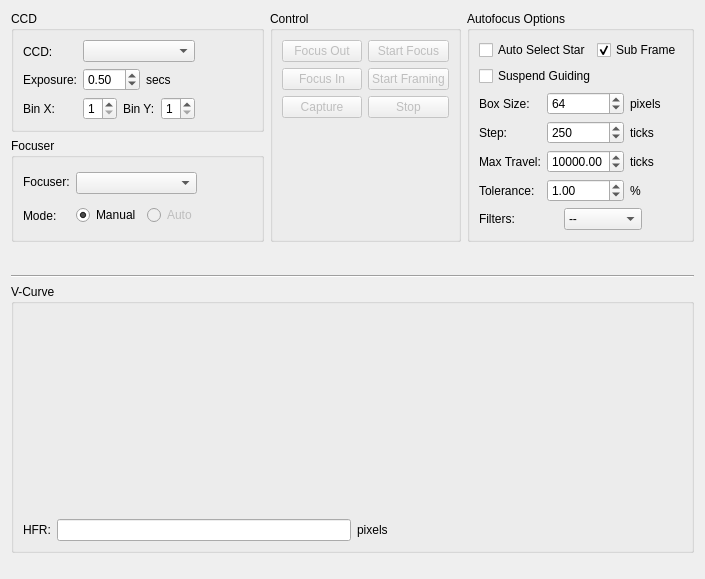
The window that kstars/ekos/focus.ui (KDE/kstars) describes before a commit, drawn with Qt 5.
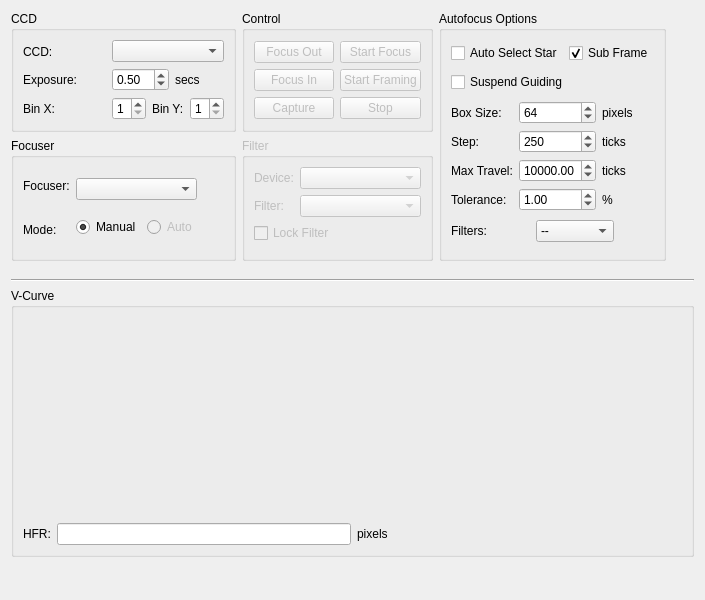
The same window after the commit. Custom widgets are drawn as their Qt base class.

Commit message: Support lock filter in autofocus routine

Diff of the .ui file:
```diff
--- a/kstars/ekos/focus.ui
+++ b/kstars/ekos/focus.ui
@@ -7,16 +7,16 @@
     <x>0</x>
     <y>0</y>
     <width>705</width>
-    <height>579</height>
+    <height>600</height>
    </rect>
   </property>
-  <layout class="QVBoxLayout" name="verticalLayout_7">
+  <layout class="QVBoxLayout" name="verticalLayout_6">
    <item>
-    <layout class="QHBoxLayout" name="horizontalLayout_9">
+    <layout class="QHBoxLayout" name="horizontalLayout_10">
      <item>
-      <layout class="QVBoxLayout" name="verticalLayout_6">
-       <item>
-        <widget class="QGroupBox" name="groupBox_5">
+      <layout class="QGridLayout" name="gridLayout_3">
+       <item row="0" column="0">
+        <widget class="QGroupBox" name="ccdGroup">
          <property name="title">
           <string>CCD</string>
          </property>
@@ -55,7 +55,7 @@
           <item>
            <layout class="QVBoxLayout" name="verticalLayout_2">
             <item>
-             <widget class="KComboBox" name="CCDCaptureCombo"/>
+             <widget class="QComboBox" name="CCDCaptureCombo"/>
             </item>
             <item>
              <layout class="QHBoxLayout" name="horizontalLayout_3">
@@ -135,28 +135,88 @@
             </item>
            </layout>
           </item>
+         </layout>
+        </widget>
+       </item>
+       <item row="0" column="1">
+        <widget class="QGroupBox" name="controlGroup">
+         <property name="title">
+          <string>Control</string>
+         </property>
+         <layout class="QVBoxLayout" name="verticalLayout_4">
           <item>
-           <spacer name="horizontalSpacer_4">
-            <property name="orientation">
-             <enum>Qt::Horizontal</enum>
-            </property>
-            <property name="sizeHint" stdset="0">
-             <size>
-              <width>91</width>
-              <height>20</height>
-             </size>
-            </property>
-           </spacer>
+           <layout class="QGridLayout" name="gridLayout_2">
+            <item row="0" column="0">
+             <widget class="QPushButton" name="focusOutB">
+              <property name="enabled">
+               <bool>false</bool>
+              </property>
+              <property name="text">
+               <string>Focus Out</string>
+              </property>
+             </widget>
+            </item>
+            <item row="0" column="1">
+             <widget class="QPushButton" name="startFocusB">
+              <property name="enabled">
+               <bool>false</bool>
+              </property>
+              <property name="text">
+               <string>Start Focus</string>
+              </property>
+             </widget>
+            </item>
+            <item row="1" column="0">
+             <widget class="QPushButton" name="focusInB">
+              <property name="enabled">
+               <bool>false</bool>
+              </property>
+              <property name="text">
+               <string>Focus In</string>
+              </property>
+             </widget>
+            </item>
+            <item row="1" column="1">
+             <widget class="QPushButton" name="startLoopB">
+              <property name="enabled">
+               <bool>false</bool>
+              </property>
+              <property name="text">
+               <string>Start Framing</string>
+              </property>
+             </widget>
+            </item>
+            <item row="2" column="0">
+             <widget class="QPushButton" name="captureB">
+              <property name="enabled">
+               <bool>false</bool>
+              </property>
+              <property name="text">
+               <string>Capture</string>
+              </property>
+             </widget>
+            </item>
+            <item row="2" column="1">
+             <widget class="QPushButton" name="stopFocusB">
+              <property name="enabled">
+               <bool>false</bool>
+              </property>
+              <property name="text">
+               <string>Stop</string>
+              </property>
+             </widget>
+            </item>
+           </layout>
           </item>
          </layout>
         </widget>
        </item>
-       <item>
-        <widget class="QGroupBox" name="groupBox_6">
+       <item row="1" column="0">
+        <widget class="QGroupBox" name="focuserGroup">
          <property name="title">
           <string>Focuser</string>
          </property>
-         <layout class="QHBoxLayout" name="horizontalLayout_10">
+         <layout class="QHBoxLayout" name="horizontalLayout_9">
           <item>
            <layout class="QVBoxLayout" name="verticalLayout_8">
             <item>
@@ -178,7 +238,7 @@
           <item>
            <layout class="QVBoxLayout" name="verticalLayout_9">
             <item>
-             <widget class="KComboBox" name="focuserCombo"/>
+             <widget class="QComboBox" name="focuserCombo"/>
             </item>
             <item>
              <layout class="QHBoxLayout" name="horizontalLayout_2">
@@ -207,13 +267,13 @@
            </layout>
           </item>
           <item>
-           <spacer name="horizontalSpacer_5">
+           <spacer name="horizontalSpacer_4">
             <property name="orientation">
              <enum>Qt::Horizontal</enum>
             </property>
             <property name="sizeHint" stdset="0">
              <size>
-              <width>79</width>
+              <width>40</width>
               <height>20</height>
              </size>
             </property>
@@ -222,94 +282,94 @@
          </layout>
         </widget>
        </item>
+       <item row="1" column="1">
+        <widget class="QGroupBox" name="filterGroup">
+         <property name="enabled">
+          <bool>false</bool>
+         </property>
+         <property name="sizePolicy">
+          <sizepolicy hsizetype="Preferred" vsizetype="Preferred">
+           <horstretch>0</horstretch>
+           <verstretch>0</verstretch>
+          </sizepolicy>
+         </property>
+         <property name="title">
+          <string>Filter</string>
+         </property>
+         <layout class="QVBoxLayout" name="verticalLayout_7">
+          <item>
+           <layout class="QHBoxLayout" name="horizontalLayout_11" stretch="0,1">
+            <item>
+             <layout class="QVBoxLayout" name="verticalLayout_10">
+              <item>
+               <widget class="QLabel" name="textLabel1_5_3">
+                <property name="toolTip">
+                 <string/>
+                </property>
+                <property name="whatsThis">
+                 <string/>
+                </property>
+                <property name="text">
+                 <string>Device:</string>
+                </property>
+               </widget>
+              </item>
+              <item>
+               <widget class="QLabel" name="textLabel1_2_3">
+                <property name="toolTip">
+                 <string>Number of images to capture</string>
+                </property>
+                <property name="whatsThis">
+                 <string/>
+                </property>
+                <property name="text">
+                 <string>Filter:</string>
+                </property>
+               </widget>
+              </item>
+             </layout>
+            </item>
+            <item>
+             <layout class="QVBoxLayout" name="verticalLayout_11">
+              <item>
+               <widget class="QComboBox" name="FilterCaptureCombo"/>
+              </item>
+              <item>
+               <widget class="QComboBox" name="FilterPosCombo"/>
+              </item>
+             </layout>
+            </item>
+           </layout>
+          </item>
+          <item>
+           <widget class="QCheckBox" name="lockFilterCheck">
+            <property name="toolTip">
+             <string>If locked, the focus process will always use the specified filter when performing autofocus.
+Otherwise, the autofocus process will utilize whatever filter currently set by the driver.</string>
+            </property>
+            <property name="text">
+             <string>Lock Filter</string>
+            </property>
+           </widget>
+          </item>
+          <item>
+           <spacer name="verticalSpacer_4">
+            <property name="orientation">
+             <enum>Qt::Vertical</enum>
+            </property>
+            <property name="sizeHint" stdset="0">
+             <size>
+              <width>20</width>
+              <height>6</height>
+             </size>
+            </property>
+           </spacer>
+          </item>
+         </layout>
+        </widget>
+       </item>
       </layout>
      </item>
-     <item>
-      <widget class="QGroupBox" name="groupBox_3">
-       <property name="title">
-        <string>Control</string>
-       </property>
-       <layout class="QVBoxLayout" name="verticalLayout_4">
-        <item>
-         <layout class="QGridLayout" name="gridLayout_2">
-          <item row="0" column="0">
-           <widget class="QPushButton" name="focusOutB">
-            <property name="enabled">
-             <bool>false</bool>
-            </property>
-            <property name="text">
-             <string>Focus Out</string>
-            </property>
-           </widget>
-          </item>
-          <item row="0" column="1">
-           <widget class="QPushButton" name="startFocusB">
-            <property name="enabled">
-             <bool>false</bool>
-            </property>
-            <property name="text">
-             <string>Start Focus</string>
-            </property>
-           </widget>
-          </item>
-          <item row="1" column="0">
-           <widget class="QPushButton" name="focusInB">
-            <property name="enabled">
-             <bool>false</bool>
-            </property>
-            <property name="text">
-             <string>Focus In</string>
-            </property>
-           </widget>
-          </item>
-          <item row="1" column="1">
-           <widget class="QPushButton" name="startLoopB">
-            <property name="enabled">
-             <bool>false</bool>
-            </property>
-            <property name="text">
-             <string>Start Framing</string>
-            </property>
-           </widget>
-          </item>
-          <item row="2" column="0">
-           <widget class="QPushButton" name="captureB">
-            <property name="enabled">
-             <bool>false</bool>
-            </property>
-            <property name="text">
-             <string>Capture</string>
-            </property>
-           </widget>
-          </item>
-          <item row="2" column="1">
-           <widget class="QPushButton" name="stopFocusB">
-            <property name="enabled">
-             <bool>false</bool>
-            </property>
-            <property name="text">
-             <string>Stop</string>
-            </property>
-           </widget>
-          </item>
-         </layout>
-        </item>
-        <item>
-         <spacer name="verticalSpacer_2">
-          <property name="orientation">
-           <enum>Qt::Vertical</enum>
-          </property>
-          <property name="sizeHint" stdset="0">
-           <size>
-            <width>20</width>
-            <height>82</height>
-           </size>
-          </property>
-         </spacer>
-        </item>
-       </layout>
-      </widget>
-     </item>
      <item>
       <widget class="QGroupBox" name="groupBox_2">
        <property name="title">
@@ -529,21 +589,21 @@
        </layout>
       </widget>
      </item>
+     <item>
+      <spacer name="horizontalSpacer_2">
+       <property name="orientation">
+        <enum>Qt::Horizontal</enum>
+       </property>
+       <property name="sizeHint" stdset="0">
+        <size>
+         <width>40</width>
+         <height>20</height>
+        </size>
+       </property>
+      </spacer>
+     </item>
     </layout>
    </item>
-   <item>
-    <spacer name="verticalSpacer_3">
-     <property name="orientation">
-      <enum>Qt::Vertical</enum>
-     </property>
-     <property name="sizeHint" stdset="0">
-      <size>
-       <width>20</width>
-       <height>3</height>
-      </size>
-     </property>
-    </spacer>
-   </item>
    <item>
     <widget class="Line" name="line">
      <property name="orientation">
@@ -641,11 +701,6 @@
   </layout>
  </widget>
  <customwidgets>
-  <customwidget>
-   <class>KComboBox</class>
-   <extends>QComboBox</extends>
-   <header>kcombobox.h</header>
-  </customwidget>
   <customwidget>
    <class>KPlotWidget</class>
    <extends>QFrame</extends>
```
The commit also changes 4 other files.
